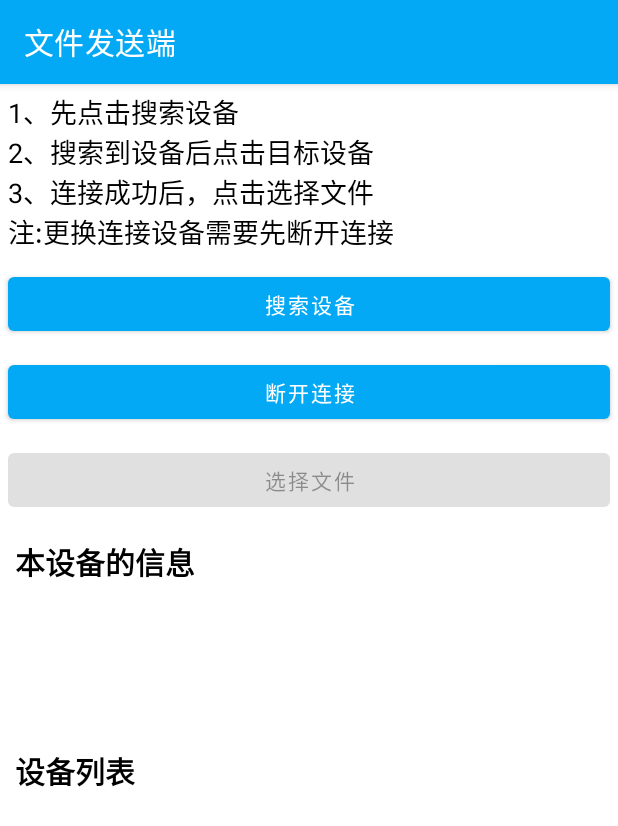
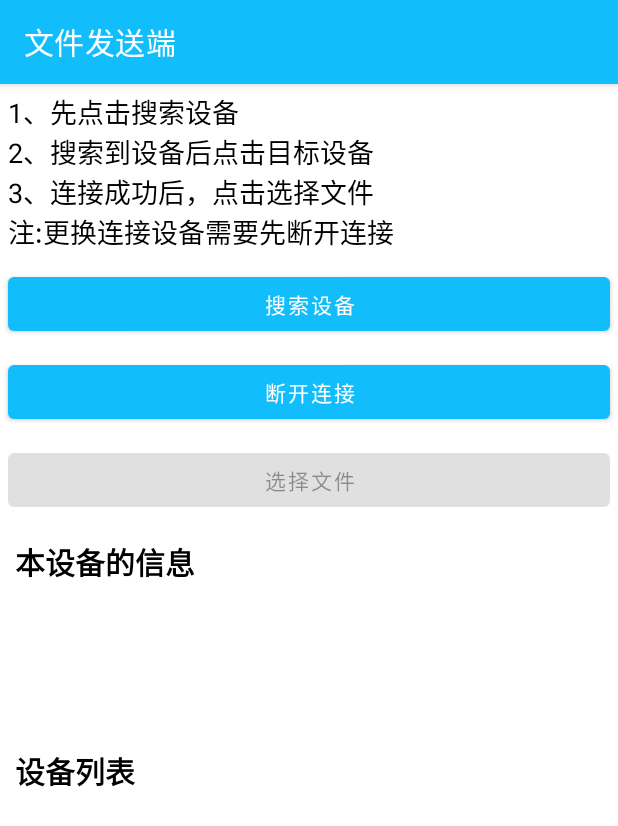
Before and after one commit to Nancywsn/TransbyWifi, an Android app: the FileSenderActivity screen opened directly, with no data from a screen before it, on a phone screen of 412 x 824 dp. Shown: the top 826 px of the screen. Run offline under Robolectric (Android 15) with nearby library versions, the phone set to English and light mode, and no system bars.

Commit message:
取消深色模式，状态栏改成深蓝色

```diff
--- a/app/src/main/java/com/example/transbywifi/MainActivity.kt
+++ b/app/src/main/java/com/example/transbywifi/MainActivity.kt
@@ -20,7 +20,6 @@ import kotlinx.android.synthetic.main.activity_main.*
 //4.客户端（用来发送文件）主动搜索附近的设备，加入到服务器创建的群组，获取服务器的IP地址，向其发起文件传输请求
 
 class MainActivity : BaseActivity() {
-
     private val requestedPermissions = if (Build.VERSION.SDK_INT >= Build.VERSION_CODES.TIRAMISU) {
         arrayOf(
             Manifest.permission.ACCESS_NETWORK_STATE,
--- a/app/src/main/res/values-night/themes.xml
+++ /dev/null
@@ -1,16 +0,0 @@
-<resources xmlns:tools="http://schemas.android.com/tools">
-    <!-- Base application theme. -->
-    <style name="Theme.TransbyWifi" parent="Theme.MaterialComponents.DayNight.DarkActionBar">
-        <!-- Primary brand color. -->
-        <item name="colorPrimary">@color/myColor</item>
-        <item name="colorPrimaryVariant">@color/purple_700</item>
-        <item name="colorOnPrimary">@color/black</item>
-        <!-- Secondary brand color. -->
-        <item name="colorSecondary">@color/teal_200</item>
-        <item name="colorSecondaryVariant">@color/teal_200</item>
-        <item name="colorOnSecondary">@color/black</item>
-        <!-- Status bar color. -->
-        <item name="android:statusBarColor">?attr/colorPrimaryVariant</item>
-        <!-- Customize your theme here. -->
-    </style>
-</resources>
--- a/app/src/main/res/values/colors.xml
+++ b/app/src/main/res/values/colors.xml
@@ -2,10 +2,11 @@
 <resources>
     <color name="purple_200">#FFBB86FC</color>
     <color name="purple_500">#FF6200EE</color>
-    <color name="purple_700">#FF3700B3</color>
+    <color name="myColorDark">#FF249DE3</color>
     <color name="teal_200">#FF03DAC5</color>
     <color name="teal_700">#FF018786</color>
     <color name="black">#FF000000</color>
     <color name="white">#FFFFFFFF</color>
-    <color name="myColor">#03A9F4</color>
+    <color name="myColor">#FF11BDFB</color>
+    <color name="transparent">#00000000</color>
 </resources>
--- a/app/src/main/res/values/themes.xml
+++ b/app/src/main/res/values/themes.xml
@@ -1,16 +1,19 @@
 <resources xmlns:tools="http://schemas.android.com/tools">
     <!-- Base application theme. -->
-    <style name="Theme.TransbyWifi" parent="Theme.MaterialComponents.DayNight.DarkActionBar">
+    <style name="Theme.TransbyWifi" parent="Theme.MaterialComponents.Light.DarkActionBar">
         <!-- Primary brand color. -->
         <item name="colorPrimary">@color/myColor</item>
-        <item name="colorPrimaryVariant">@color/purple_700</item>
+        <item name="colorPrimaryDark">@color/myColorDark</item>
         <item name="colorOnPrimary">@color/white</item>
         <!-- Secondary brand color. -->
         <item name="colorSecondary">@color/teal_200</item>
         <item name="colorSecondaryVariant">@color/teal_700</item>
         <item name="colorOnSecondary">@color/black</item>
         <!-- Status bar color. -->
-        <item name="android:statusBarColor">?attr/colorPrimaryVariant</item>
+        <item name="android:statusBarColor">@color/myColorDark</item>
         <!-- Customize your theme here. -->
+        <item name="android:forceDarkAllowed" tools:targetApi="q" >false</item>
+        <!-- 禁用深色模式 -->
+
     </style>
 </resources>
```
